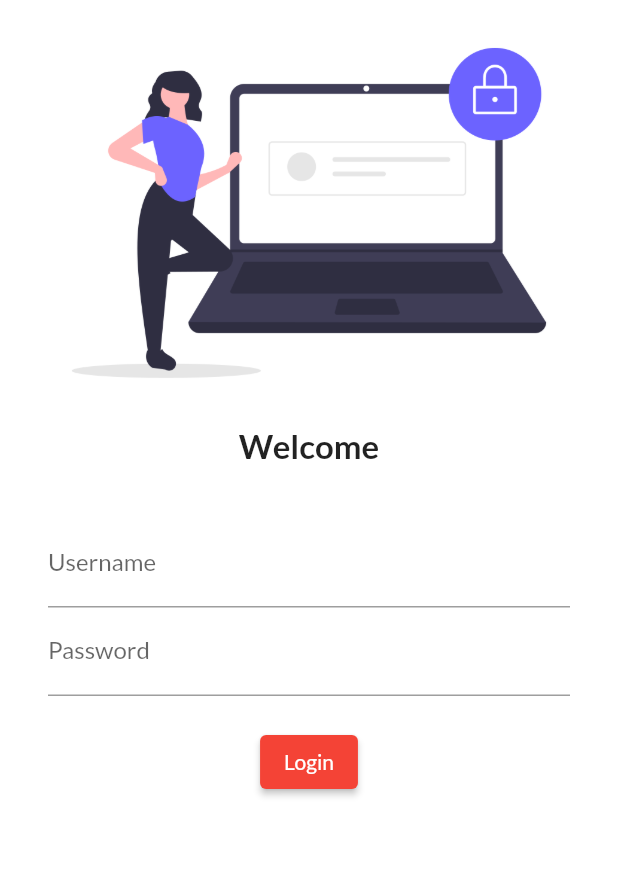
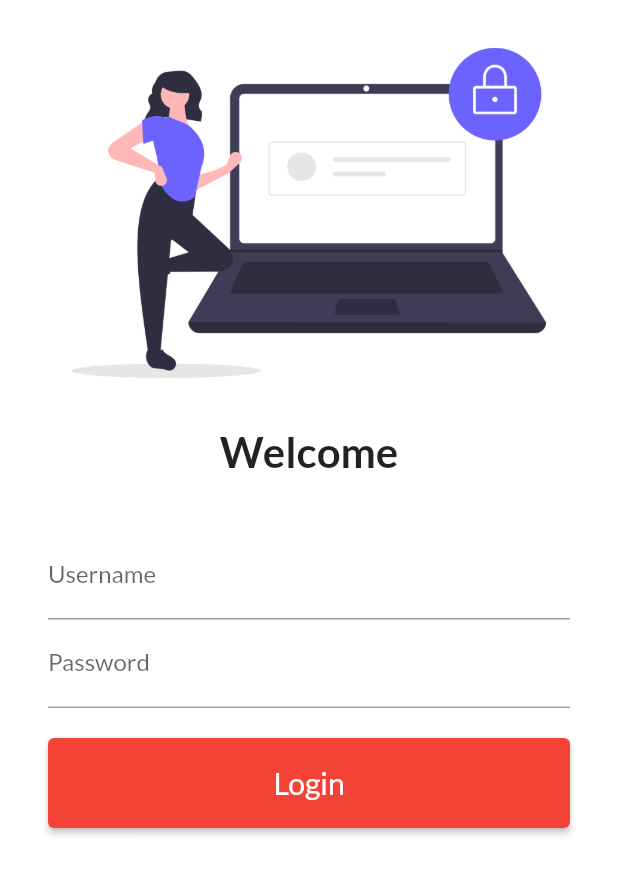
Before and after one commit to SandesH09568/fs1, a Flutter app: the screen it shows after launch, on a phone screen of 412 x 824 dp. Shown: the top 875 px of the screen. Run offline on Flutter 3.47's test engine with Material 2 defaults, Android fonts, the phone set to English and light mode, and no system bars; our stand-ins replace google_fonts.

Commit message:
session5 complete

```diff
--- a/lib/main.dart
+++ b/lib/main.dart
@@ -1,6 +1,7 @@
 import 'package:flutter/material.dart';
 import 'package:flutter_application_1/pages/home_page.dart';
 import 'package:flutter_application_1/pages/login_page.dart';
+import 'package:flutter_application_1/utils/routes.dart';
 import 'package:google_fonts/google_fonts.dart';
 // import 'package:flutter_application_1/assets/images";
 
@@ -21,14 +22,15 @@ class MyApp extends StatelessWidget {
         fontFamily: GoogleFonts.lato().fontFamily,
         // primaryTextTheme: GoogleFonts.latoTextTheme()
       ),
+      debugShowCheckedModeBanner: false,
       // darkTheme: ThemeData(
       //   brightness: Brightness.dark,
       // ),
-      initialRoute: "/login",
+      initialRoute: "/",
       routes: {
         "/": (context) => Loginpage(),
-        "/home": (context) => Homepage(),
-        "/login": (contect) => Loginpage(),
+        MyRoutes.homeRoute: (context) => Homepage(),
+        MyRoutes.loginRoute: (contect) => Loginpage(),
       },
     );
   }
--- a/lib/pages/login_page.dart
+++ b/lib/pages/login_page.dart
@@ -1,4 +1,5 @@
 import 'package:flutter/material.dart';
+import 'package:flutter_application_1/utils/routes.dart';
 
 class Loginpage extends StatelessWidget {
   // const Loginpage({Key? key}) : super(key: key);
@@ -6,17 +7,19 @@ class Loginpage extends StatelessWidget {
   @override
   Widget build(BuildContext context) {
     return Material(
-        color: Colors.white,
+      color: Colors.white,
+      child: SingleChildScrollView(
         child: Column(
           children: [
             Image.asset(
               "assets/images/login_image.png",
               fit: BoxFit.cover,
+              // height: 500,
             ),
             Text(
               "Welcome",
               style: TextStyle(
-                fontSize: 22,
+                fontSize: 28,
                 fontWeight: FontWeight.bold,
               ),
             ),
@@ -43,15 +46,17 @@ class Loginpage extends StatelessWidget {
                     // width: 40.0,
                   ),
                   ElevatedButton(
-                      style: TextButton.styleFrom(),
+                      style: TextButton.styleFrom(minimumSize: Size(900, 60)),
                       onPressed: () {
-                        print("Hii User");
+                        Navigator.pushNamed(context, MyRoutes.homeRoute);
                       },
-                      child: Text("Login"))
+                      child: Text("Login", style: TextStyle(fontSize: 20)))
                 ],
               ),
             ),
           ],
-        ));
+        ),
+      ),
+    );
   }
 }
--- /dev/null
+++ b/lib/utils/routes.dart
@@ -0,0 +1,4 @@
+class MyRoutes {
+  static String loginRoute = "/login";
+  static String homeRoute = "/home";
+}
```
